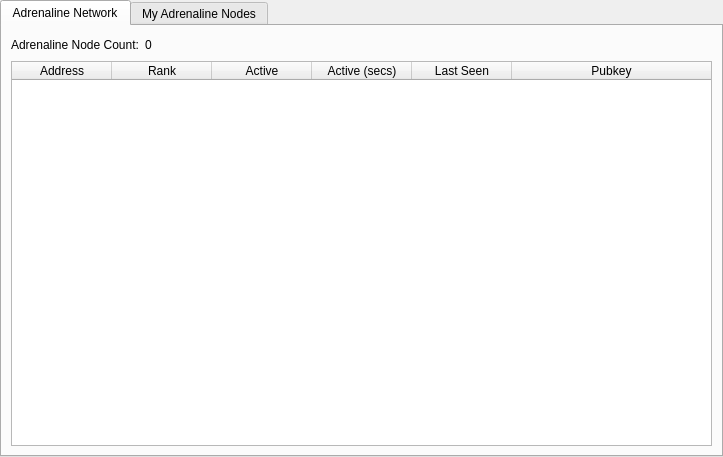
First picture: the form in src/qt/forms/masternodemanager.ui, repository thelonecrouton/bitcredit, before the edit.
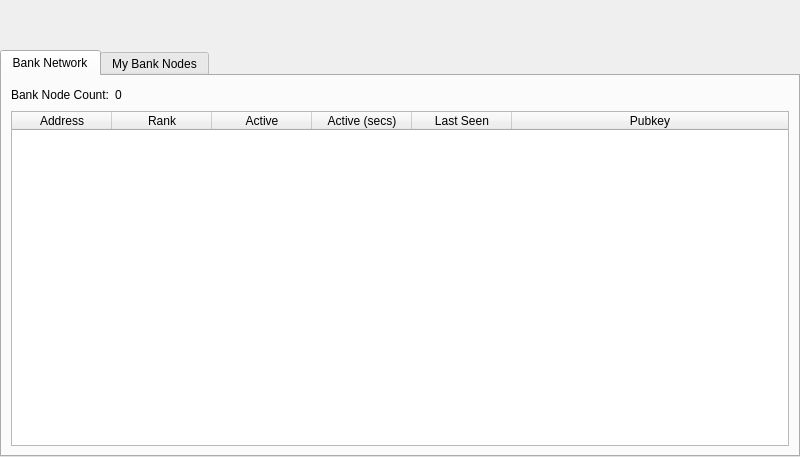
Second picture: the form after the edit. The open tabs and pages were chosen to show the change.

Diff of the .ui file:
```diff
--- a/src/qt/forms/masternodemanager.ui
+++ b/src/qt/forms/masternodemanager.ui
@@ -31,6 +31,26 @@
      <property name="bottomMargin">
       <number>0</number>
      </property>
+   <item>
+    <widget class="QFrame" name="verticalFrame">
+     <property name="minimumSize">
+      <size>
+       <width>800</width>
+       <height>44</height>
+      </size>
+     </property>
+     <property name="maximumSize">
+      <size>
+       <width>800</width>
+       <height>44</height>
+      </size>
+     </property>
+     <property name="styleSheet">
+      <string notr="true">background:transparent;sss</string>
+     </property>
+     <layout class="QVBoxLayout" name="verticalLayout_9"/>
+    </widget>
+   </item>
      <item>
       <widget class="QTabWidget" name="tabWidget">
        <property name="currentIndex">
@@ -38,7 +58,7 @@
        </property>
        <widget class="QWidget" name="tab">
         <attribute name="title">
-         <string>Adrenaline Network</string>
+         <string>Bank Network</string>
         </attribute>
         <layout class="QGridLayout" name="gridLayout">
          <item row="1" column="0">
@@ -95,7 +115,7 @@
            <item>
             <widget class="QLabel" name="label_2">
              <property name="text">
-              <string>Adrenaline Node Count:</string>
+              <string>Bank Node Count:</string>
              </property>
             </widget>
            </item>
@@ -125,7 +145,7 @@
        </widget>
        <widget class="QWidget" name="tab_2">
         <attribute name="title">
-         <string>My Adrenaline Nodes</string>
+         <string>My Bank Nodes</string>
         </attribute>
         <layout class="QGridLayout" name="gridLayout_2">
          <item row="0" column="0">
```
Left out of the diff: 2 changed lines with no effect on the pictures.
